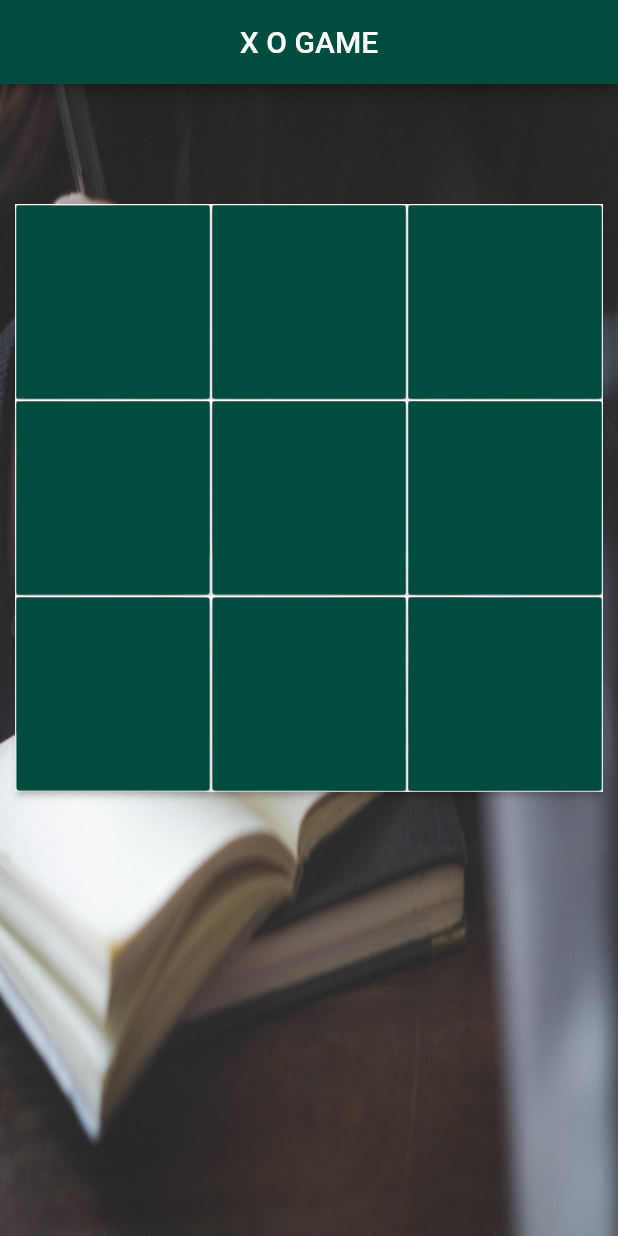
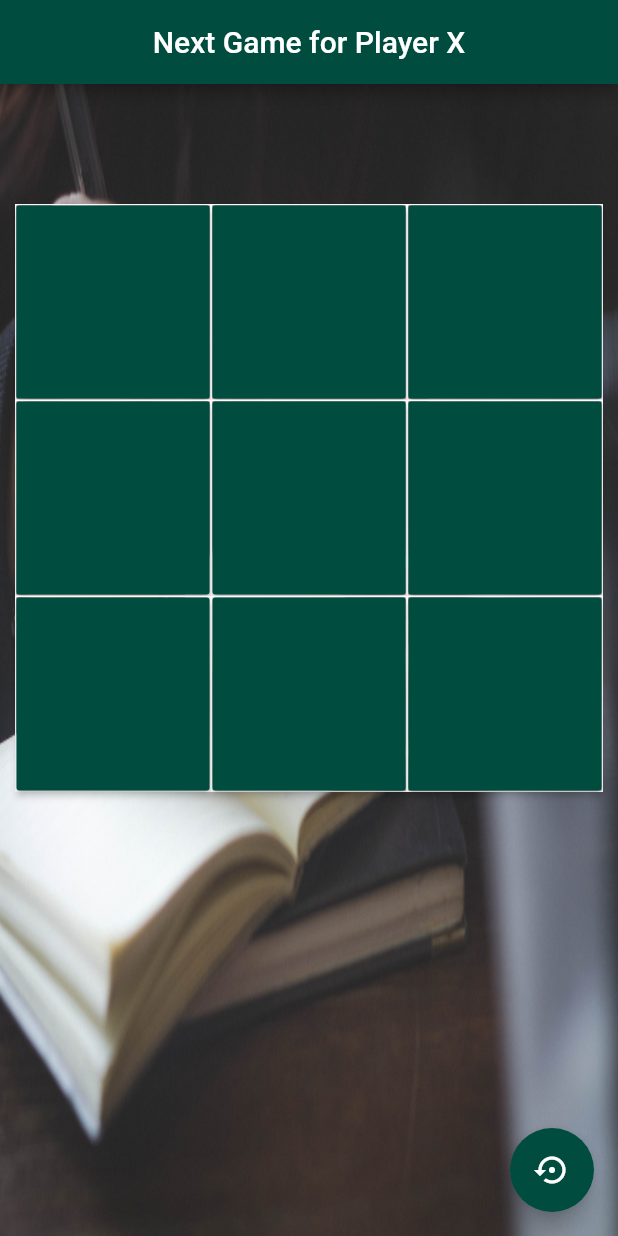
Before and after one commit to mostafa3zazy/Flutter-X-O-, a Flutter app: the screen it shows after launch, on a phone screen of 412 x 824 dp. Run offline on Flutter 3.47's test engine with Material 2 defaults, Android fonts, the phone set to English and light mode, and no system bars.

Commit message:
fixed Draw sistem and the role of player and add reset floating button

```diff
--- a/xo second try - recommonded/lib/main.dart
+++ b/xo second try - recommonded/lib/main.dart
@@ -28,6 +28,7 @@ class _MainApp extends State<MainApp> {
   var p1;
   var p2;
   var activeP;
+  int l=0;
   List<GameButtons> buttonsList;
   @override
   void initState() {
@@ -39,6 +40,7 @@ class _MainApp extends State<MainApp> {
     p1 = new List();
     p2 = new List();
     activeP = 1;
+
 
 
     var gameButtons = <GameButtons>[
@@ -56,17 +58,26 @@ class _MainApp extends State<MainApp> {
     return gameButtons;
   }
 
+  String whoPlay(){
+    if(activeP == 1){
+      return "Next Game for Player X";
+    }
+    else{
+      return "Next Game for Player O";
+    }
+  }
   void playGame(GameButtons hg){
     setState(() {
       if(activeP == 1){
         hg.letter = "X";
         activeP = 2;
         p1.add(hg.id);
+        l++;
       } else{
         hg.letter = "O";
         activeP = 1;
         p2.add(hg.id);
-
+        l++;
       }
       hg.enabel = false;
       checkWinner();
@@ -130,19 +141,27 @@ class _MainApp extends State<MainApp> {
       winner =2;
     }
 
+    if(l == 9 && winner == -1){
+        showDialog(
+          context: context ,
+          builder: (_)=> CustomDialog("Game Over",
+           "Draw press the reset button to restart the game" , resetGame)
+        );
+      }
+
 
     if(winner != -1){
       if(winner == 1){
         showDialog(
           context: context ,
           builder: (_)=> CustomDialog("Game Over",
-           "Player 1 won press the reset button to restart the game" , resetGame)
+           "Player X won press the reset button to restart the game" , resetGame)
         );
       }if(winner == 2){
         showDialog(
           context: context ,
           builder: (_)=> CustomDialog("Game Over",
-           "Player 2 won press the reset button to restart the game" , resetGame)
+           "Player O won press the reset button to restart the game" , resetGame)
         );
       }
     }
@@ -150,6 +169,7 @@ class _MainApp extends State<MainApp> {
   }
 
   void resetGame(){
+    l=0;
     if(Navigator.canPop(context)) Navigator.pop(context);
     setState(() {
       buttonsList= doInit();
@@ -160,7 +180,7 @@ class _MainApp extends State<MainApp> {
   Widget build(BuildContext context) {
     return Scaffold(
       appBar: AppBar(
-      title: Center(child: Text( "X O GAME"
+      title: Center(child: Text( whoPlay()
         ),),
       ),
         body:Container(
@@ -201,7 +221,18 @@ class _MainApp extends State<MainApp> {
 
         )
         ),
+
+        floatingActionButton: FloatingActionButton(
+		    onPressed: () {
+          resetGame();
+		    },
+
+		    tooltip: 'reset',
+
+		    child: Icon(Icons.settings_backup_restore),
+        backgroundColor: Theme.of(context).primaryColor,
+
+	    ),
     );
-  }
-
- }
+}
+}
```
